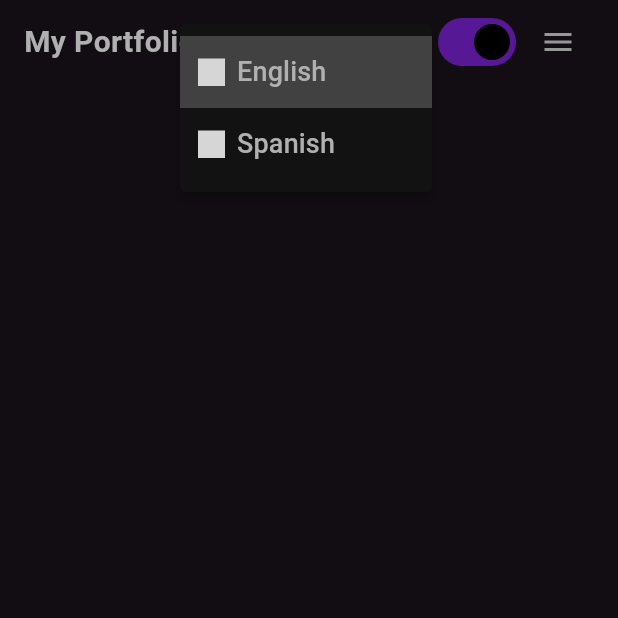
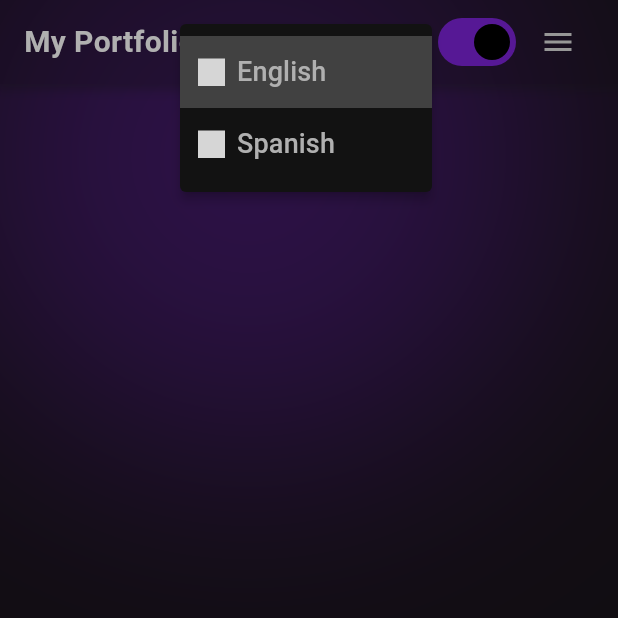
Before and after one commit to MosharopHossain/MosharopHossain.github.io, a Flutter app: the screen it shows after launch, after a tap on "En", on a phone screen of 412 x 824 dp, the top half of it. Run offline on Flutter 3.47's test engine with Material 3 defaults, Android fonts, the light colour scheme and no system bars; our stand-ins replace flutter_riverpod, flutter_svg, gap, riverpod_annotation, shared_preferences; generated files the repository leaves out were written again; grey boxes are pictures that could not be loaded.

Commit message:
added bg

```diff
--- a/lib/home.dart
+++ b/lib/home.dart
@@ -1,18 +1,18 @@
 import 'package:flutter/material.dart';
 import 'package:flutter_riverpod/flutter_riverpod.dart';
 import 'package:my_portfolio/app_text_styles.dart';
-import 'package:my_portfolio/constants/app_menu_list.dart';
 import 'package:my_portfolio/extension.dart';
 import 'package:my_portfolio/style/app_size.dart';
 import 'package:my_portfolio/style/app_theme_controller.dart';
 import 'package:my_portfolio/widgets/appbar/my_appbar.dart';
+import 'package:my_portfolio/widgets/background_blur.dart';
 
 class Home extends StatelessWidget {
   const Home({super.key});
 
   @override
   Widget build(BuildContext context) {
-    return Scaffold(body: Column(children: [MyAppBar()]));
+    return Scaffold(body: Stack(children: [BackgroundBlur(),  MyAppBar()]));
   }
 }
 
@@ -39,31 +39,6 @@ class AppLogo extends StatelessWidget {
   @override
   Widget build(BuildContext context) {
     return Text('My Portfolio', style: context.textStyles.titleLgBold);
-  }
-}
-
-class LargeMenu extends StatelessWidget {
-  const LargeMenu({super.key});
-
-  @override
-  Widget build(BuildContext context) {
-    return Row(
-      // children: [
-      //   Text(context.texts.home, style: context.textStyles.bodyLgMedium),
-      //   Text(context.texts.courses, style: context.textStyles.bodyLgMedium),
-      //   Text(context.texts.blog, style: context.textStyles.bodyLgMedium),
-      //   Text(context.texts.aboutMe, style: context.textStyles.bodyLgMedium),
-      // ],
-      children: AppMenuList.getItems(context)
-          .map(
-            (menu) => LargeAppBarMenuItem(
-              text: menu.title,
-              isSelected: false,
-              onTap: () {},
-            ),
-          )
-          .toList(),
-    );
   }
 }
 
--- a/lib/main.dart
+++ b/lib/main.dart
@@ -6,6 +6,7 @@ import 'package:my_portfolio/home.dart';
 import 'package:my_portfolio/l10n/app_localizations.dart';
 
 import 'package:my_portfolio/style/app_theme.dart';
+import 'package:my_portfolio/style/app_theme_controller.dart';
 
 void main() {
   runApp(ProviderScope(
@@ -19,6 +20,7 @@ class MyApp extends ConsumerWidget {
   @override
   Widget build(BuildContext context, WidgetRef ref) {
     final locale = ref.watch(appLocaleControllerProvider);
+    final theme = ref.watch(appThemeControllerProvider);
     return MaterialApp(
       debugShowCheckedModeBanner: false,
       localizationsDelegates: [
@@ -29,7 +31,7 @@ class MyApp extends ConsumerWidget {
       ],
 
       darkTheme: AppTheme.dark,
-      themeMode: ThemeMode.dark,
+      themeMode: theme.value ?? ThemeMode.dark,
 
       supportedLocales: [
         const Locale('en'), // English, no country code
--- a/lib/style/app_size.dart
+++ b/lib/style/app_size.dart
@@ -1,7 +1,9 @@
 class Insets{
   static double get med => 12;
   static double get xs => 4;
-  static double maxWidth = 1200.0;
+  static double get xl => 24;
+  static double get xxxl => 80;
+  static double maxWidth = 1280.0;
 }
 
 abstract class AppInsets{
--- a/lib/widgets/appbar/app_bar_drawer_icon.dart
+++ b/lib/widgets/appbar/app_bar_drawer_icon.dart
@@ -1,14 +1,16 @@
 import 'package:flutter/material.dart';
+import 'package:flutter_riverpod/flutter_riverpod.dart';
+import 'package:my_portfolio/widgets/appbar/drawer_menu.dart';
 
-class AppbarDrawerIcon extends StatefulWidget {
+class AppbarDrawerIcon extends ConsumerStatefulWidget {
   const AppbarDrawerIcon({super.key});
 
   @override
-  State<AppbarDrawerIcon> createState() => _AppbarDrawerIconState();
+  ConsumerState<AppbarDrawerIcon> createState() => _AppbarDrawerIconState();
 }
 
-class _AppbarDrawerIconState extends State<AppbarDrawerIcon> with SingleTickerProviderStateMixin {
-
+class _AppbarDrawerIconState extends ConsumerState<AppbarDrawerIcon>
+    with SingleTickerProviderStateMixin {
   late AnimationController _controller;
   late Animation<double> _animation;
 
@@ -24,19 +26,26 @@ class _AppbarDrawerIconState extends State<AppbarDrawerIcon> with SingleTickerPr
 
     _animation = Tween<double>(begin: 0.0, end: 1.0).animate(_controller);
   }
+
   @override
   Widget build(BuildContext context) {
     return IconButton(
       onPressed: () {
+        print('Drawer icon pressed');
         setState(() {
+          if (!isOpen) {
+            _controller.forward();
+            ref.read(drawerMenuControllerProvider.notifier).openMenu();
+          } else {
+            _controller.reverse();
+            ref.read(drawerMenuControllerProvider.notifier).closeMenu();
+          }
           isOpen = !isOpen;
-          isOpen ? _controller.forward() : _controller.reverse();
+
+          // isOpen ? _controller.forward() : _controller.reverse();
         });
       },
-      icon: AnimatedIcon(
-        icon: AnimatedIcons.menu_close,
-        progress: _animation,
-      ),
+      icon: AnimatedIcon(icon: AnimatedIcons.menu_close, progress: _animation),
     );
   }
 }
--- /dev/null
+++ b/lib/widgets/appbar/drawer_menu.dart
@@ -0,0 +1,88 @@
+import 'package:flutter/material.dart';
+import 'package:flutter_riverpod/flutter_riverpod.dart';
+import 'package:my_portfolio/extension.dart';
+import 'package:my_portfolio/widgets/appbar/my_appbar.dart';
+import 'package:riverpod_annotation/riverpod_annotation.dart';
+part 'drawer_menu.g.dart';
+
+class DrawerMenu extends ConsumerStatefulWidget {
+  const DrawerMenu({super.key});
+
+  @override
+  ConsumerState<DrawerMenu> createState() => _DrawerMenuState();
+}
+
+class _DrawerMenuState extends ConsumerState<DrawerMenu>
+    with SingleTickerProviderStateMixin {
+  late final AnimationController _animatedController;
+  late final Animation<Offset> _animation;
+
+  @override
+  void initState() {
+    _animatedController = AnimationController(
+      duration: Duration(milliseconds: 300),
+      vsync: this,
+    );
+    _animation = Tween<Offset>(begin: Offset(0, -1), end: Offset.zero)
+        .animate(
+          CurvedAnimation(
+            parent: _animatedController,
+            curve: Curves.easeIn,
+          ),
+        );
+    super.initState();
+  }
+
+  @override
+  void dispose() {
+    _animatedController.dispose();
+
+    super.dispose();
+  }
+
+  @override
+  Widget build(BuildContext context) {
+    ref.listen(drawerMenuControllerProvider, (previous, next) {
+      if (next.value == true) {
+        _animatedController.forward();
+      } else {
+        _animatedController.reverse();
+      }
+    });
+    return ClipRect(
+      child: SlideTransition(
+        position: _animation,
+        child: Container(
+          width: double.infinity,
+          decoration: BoxDecoration(
+            color: context.colorScheme.surface,
+            boxShadow: [
+              BoxShadow(
+                color: context.colorScheme.surface.withOpacity(.4),
+                blurRadius: 6,
+                spreadRadius: 3,
+              ),
+            ],
+          ),
+          child: SmallMenu(),
+        ),
+      ),
+    );
+  }
+}
+
+@riverpod
+class DrawerMenuController extends _$DrawerMenuController {
+  @override
+  FutureOr<bool> build() {
+    return false;
+  }
+
+  void openMenu() {
+    update((state) => true);
+  }
+
+  void closeMenu() {
+    update((state) => false);
+  }
+}
--- a/lib/widgets/appbar/my_appbar.dart
+++ b/lib/widgets/appbar/my_appbar.dart
@@ -1,8 +1,10 @@
 import 'package:flutter/material.dart';
+import 'package:my_portfolio/constants/app_menu_list.dart';
 import 'package:my_portfolio/extension.dart';
 import 'package:my_portfolio/home.dart';
 import 'package:my_portfolio/style/app_size.dart';
 import 'package:my_portfolio/widgets/appbar/app_bar_drawer_icon.dart';
+import 'package:my_portfolio/widgets/appbar/drawer_menu.dart';
 import 'package:my_portfolio/widgets/language_switch.dart';
 
 class MyAppBar extends StatelessWidget {
@@ -10,7 +12,9 @@ class MyAppBar extends StatelessWidget {
 
   @override
   Widget build(BuildContext context) {
-    return AnimatedContainer(
+    return Column(
+      children: [
+        AnimatedContainer(
           duration: Duration(milliseconds: 300),
           alignment: Alignment.center,
           height: context.insets.appBarHeight,
@@ -31,6 +35,48 @@ class MyAppBar extends StatelessWidget {
               ],
             ),
           ),
+        ),
+
+        if (!context.isDesktop) DrawerMenu(),
+      ],
     );
   }
 }
+
+class LargeMenu extends StatelessWidget {
+  const LargeMenu({super.key});
+
+  @override
+  Widget build(BuildContext context) {
+    return Row(
+      children: AppMenuList.getItems(context)
+          .map(
+            (menu) => LargeAppBarMenuItem(
+              text: menu.title,
+              isSelected: false,
+              onTap: () {},
+            ),
+          )
+          .toList(),
+    );
+  }
+}
+
+class SmallMenu extends StatelessWidget {
+  const SmallMenu({super.key});
+
+  @override
+  Widget build(BuildContext context) {
+    return Column(
+      children: AppMenuList.getItems(context)
+          .map(
+            (menu) => LargeAppBarMenuItem(
+              text: menu.title,
+              isSelected: false,
+              onTap: () {},
+            ),
+          )
+          .toList(),
+    );
+  }
+}
--- /dev/null
+++ b/lib/widgets/background_blur.dart
@@ -0,0 +1,30 @@
+import 'package:flutter/material.dart';
+import 'package:my_portfolio/extension.dart';
+import 'package:my_portfolio/style/app_size.dart';
+
+class BackgroundBlur extends StatelessWidget {
+  const BackgroundBlur({super.key});
+
+  @override
+  Widget build(BuildContext context) {
+    return Positioned(
+      left: -(context.width / 2 / 2),
+      right: (-(context.width / 2 / 2)) + Insets.xxxl,
+      child: Container(
+        width: context.width / 2,
+        height: context.width / 2,
+        decoration: BoxDecoration(
+          shape: BoxShape.circle,
+          // color: context.colorScheme.primary.withOpacity(0.3),
+          boxShadow: [
+            BoxShadow(
+              color: context.colorScheme.primary.withOpacity(0.4),
+              blurRadius: 200,
+              spreadRadius: 100,
+            ),
+          ],
+        ),
+      ),
+    );
+  }
+}
```
Also changed, not shown: lib/widgets/appbar/drawer_menu.g.dart (added). Lines whose indentation alone changed are shown as unchanged.
